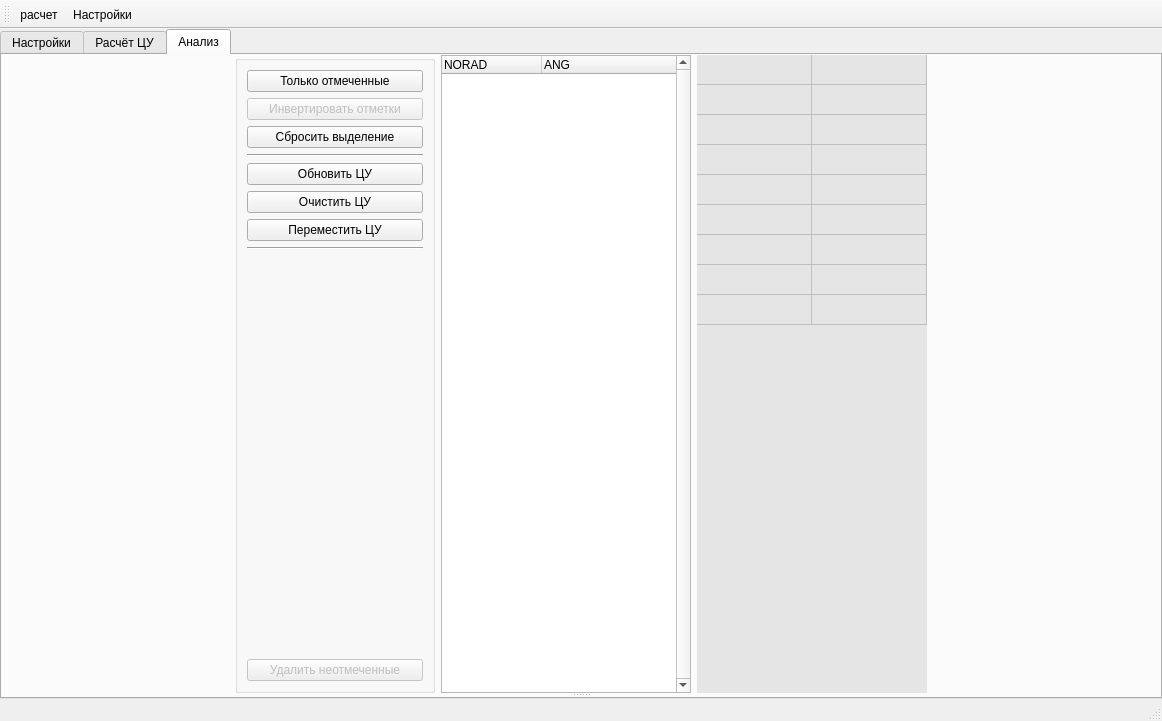
First picture: the form in gui_ANGviewer/guiFormMainAngView.ui, repository MaxxMurygin/python-ANGviewer, before the edit.
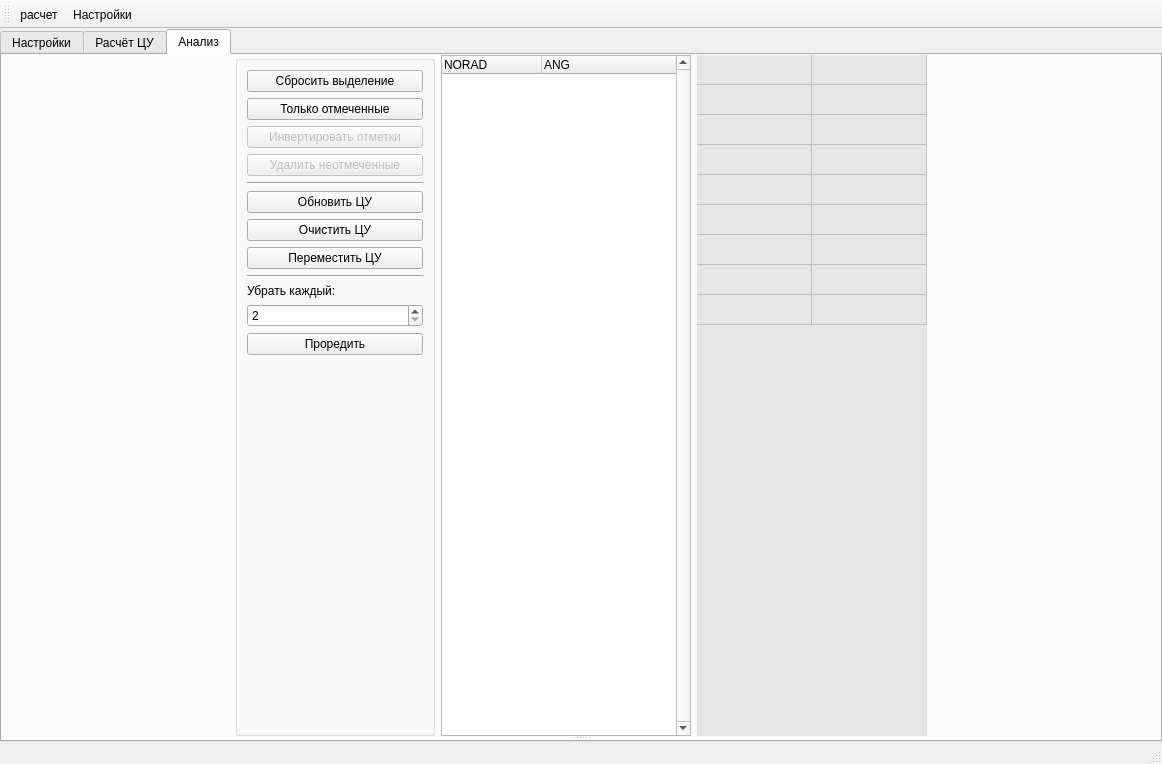
Second picture: the form after the edit. The open tabs and pages were chosen to show the change. Icons and pictures are not drawn.

The edit to the form file:
```diff
--- a/gui_ANGviewer/guiFormMainAngView.ui
+++ b/gui_ANGviewer/guiFormMainAngView.ui
@@ -7,7 +7,7 @@
     <x>0</x>
     <y>0</y>
     <width>1162</width>
-    <height>721</height>
+    <height>764</height>
    </rect>
   </property>
   <property name="windowTitle">
@@ -32,18 +32,9 @@
       <property name="enabled">
        <bool>true</bool>
       </property>
-      <property name="tabPosition">
-       <enum>QTabWidget::North</enum>
-      </property>
-      <property name="tabShape">
-       <enum>QTabWidget::Rounded</enum>
-      </property>
       <property name="currentIndex">
        <number>1</number>
       </property>
-      <property name="elideMode">
-       <enum>Qt::ElideNone</enum>
-      </property>
       <property name="usesScrollButtons">
        <bool>true</bool>
       </property>
@@ -1499,6 +1490,13 @@
                  <string/>
                 </property>
                 <layout class="QVBoxLayout" name="verticalLayout">
+                 <item>
+                  <widget class="QPushButton" name="buttResetSelection">
+                   <property name="text">
+                    <string>Сбросить выделение</string>
+                   </property>
+                  </widget>
+                 </item>
                  <item>
                   <widget class="QPushButton" name="buttOnlyCheck">
                    <property name="text">
@@ -1523,9 +1521,12 @@
                   </widget>
                  </item>
                  <item>
-                  <widget class="QPushButton" name="buttResetSelection">
+                  <widget class="QPushButton" name="buttDelNoCheck">
+                   <property name="enabled">
+                    <bool>false</bool>
+                   </property>
                    <property name="text">
-                    <string>Сбросить выделение</string>
+                    <string>Удалить неотмеченные</string>
                    </property>
                   </widget>
                  </item>
@@ -1567,6 +1568,30 @@
                    </property>
                   </widget>
                  </item>
+                 <item>
+                  <widget class="QLabel" name="viewButtSieveLabel">
+                   <property name="text">
+                    <string>Убрать каждый:</string>
+                   </property>
+                  </widget>
+                 </item>
+                 <item>
+                  <widget class="QSpinBox" name="spinBox">
+                   <property name="minimum">
+                    <number>2</number>
+                   </property>
+                   <property name="maximum">
+                    <number>10</number>
+                   </property>
+                  </widget>
+                 </item>
+                 <item>
+                  <widget class="QPushButton" name="viewButtSieve">
+                   <property name="text">
+                    <string>Проредить</string>
+                   </property>
+                  </widget>
+                 </item>
                  <item>
                   <spacer name="verticalSpacer">
                    <property name="orientation">
@@ -1580,16 +1605,6 @@
                    </property>
                   </spacer>
                  </item>
-                 <item>
-                  <widget class="QPushButton" name="pushDelNoCheck">
-                   <property name="enabled">
-                    <bool>false</bool>
-                   </property>
-                   <property name="text">
-                    <string>Удалить неотмеченные</string>
-                   </property>
-                  </widget>
-                 </item>
                 </layout>
                </widget>
               </item>
```
Left out of the diff: 33 changed lines with no effect on the pictures.
